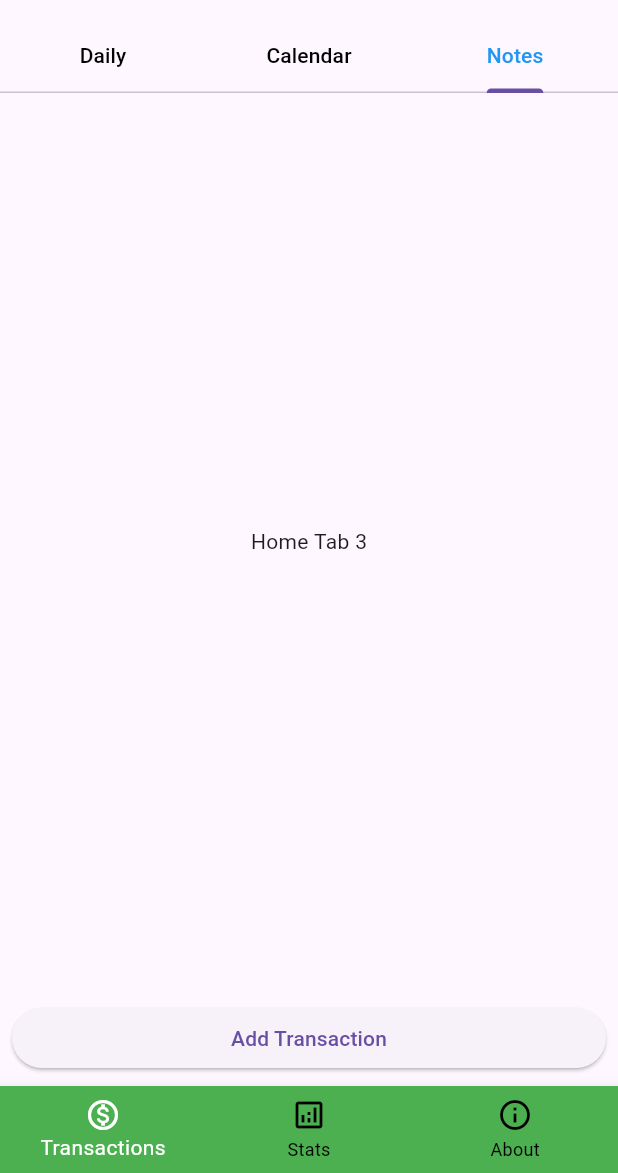
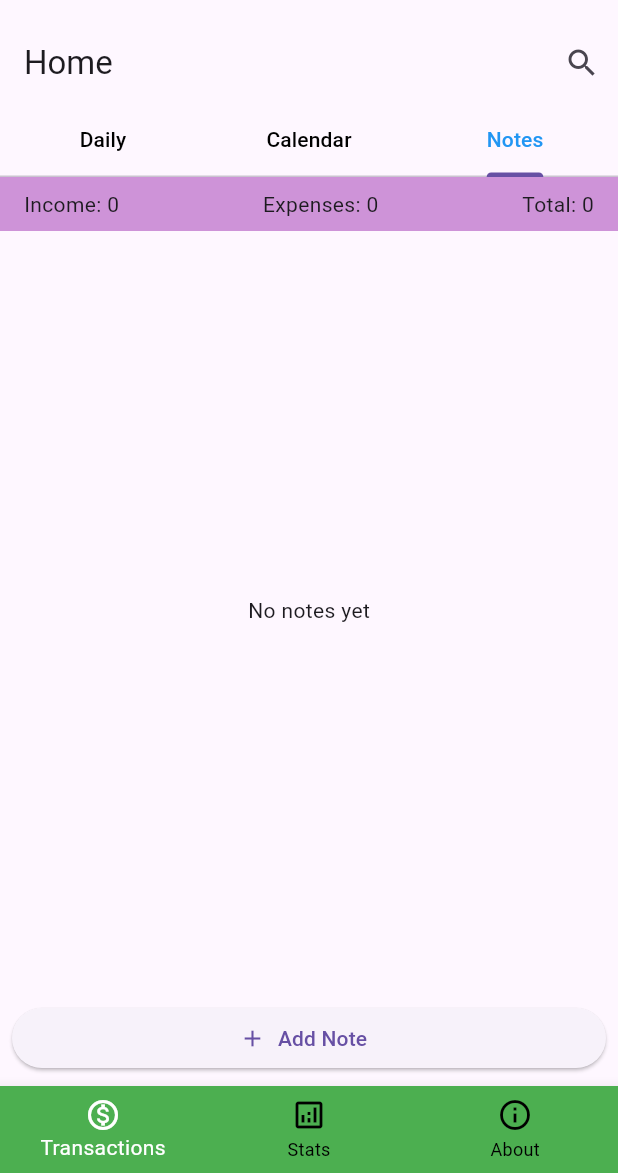
Before and after one commit to mvgelo/Flutter-Project, a Flutter app: the screen it shows after launch, tab 3 chosen, on a phone screen of 412 x 824 dp, the part 63-1236 px from its top. Run offline on Flutter 3.47's test engine with Material 3 defaults, Android fonts, the phone set to English and light mode, and no system bars; our stand-ins replace table_calendar.

Commit message:
Added search.dart and updated transaction.dart

```diff
--- a/lib/transaction.dart
+++ b/lib/transaction.dart
@@ -1,5 +1,6 @@
 import 'package:flutter/material.dart';
 import 'package:table_calendar/table_calendar.dart';
+import 'package:flutter_projecr2/search.dart';
 
 class HomeTab extends StatefulWidget {
   const HomeTab({super.key});
@@ -10,6 +11,17 @@ class HomeTab extends StatefulWidget {
 
 class _HomeTabState extends State<HomeTab> with SingleTickerProviderStateMixin {
   late TabController _tabController;
+
+  final List<String> _dailyItems = [
+    'Salary',
+    'Freelance',
+    'Groceries',
+    'Rent',
+    'Utilities',
+  ];
+
+  // Notes list
+  final List<String> _notes = [];
 
   @override
   void initState() {
@@ -26,9 +38,64 @@ class _HomeTabState extends State<HomeTab> with SingleTickerProviderStateMixin {
     super.dispose();
   }
 
+  // Function to show dialog to add a new note
+  void _addNoteDialog() {
+    String newNote = '';
+    showDialog(
+      context: context,
+      builder: (context) {
+        return AlertDialog(
+          title: Text('Add Note'),
+          content: TextField(
+            autofocus: true,
+            onChanged: (value) {
+              newNote = value;
+            },
+            decoration: InputDecoration(hintText: 'Type your note here'),
+          ),
+          actions: [
+            TextButton(
+              onPressed: () => Navigator.pop(context), // Cancel
+              child: Text('Cancel'),
+            ),
+            ElevatedButton(
+              onPressed: () {
+                if (newNote.isNotEmpty) {
+                  setState(() {
+                    _notes.add(newNote);
+                  });
+                }
+                Navigator.pop(context);
+              },
+              child: Text('Add'),
+            ),
+          ],
+        );
+      },
+    );
+  }
+
   @override
   Widget build(BuildContext context) {
     return Scaffold(
+      appBar: AppBar(
+        title: Text('Home'),
+        actions: [
+          // Search button
+          IconButton(
+            icon: Icon(Icons.search),
+            onPressed: () {
+              // Only show search for Daily tab (optional)
+              if (_tabController.index == 0) {
+                showSearch(
+                  context: context,
+                  delegate: DailySearchDelegate(dailyItems: _dailyItems),
+                );
+              }
+            },
+          ),
+        ],
+      ),
       body: Column(
         children: [
           // Tabs at the top
@@ -44,7 +111,9 @@ class _HomeTabState extends State<HomeTab> with SingleTickerProviderStateMixin {
           ),
 
           // Label below tabs, only for Daily tab
-          if (_tabController.index == 0)
+          if (_tabController.index == 0 ||
+              _tabController.index == 1 ||
+              _tabController.index == 2)
             Container(
               color: Colors.purple[200],
               padding: EdgeInsets.symmetric(vertical: 8, horizontal: 16),
@@ -70,20 +139,54 @@ class _HomeTabState extends State<HomeTab> with SingleTickerProviderStateMixin {
                     ListTile(title: Text("Expenses")),
                   ],
                 ),
-                Center(child: Text("Home Tab 3")),
-                Center(child: Text("Home Tab 3")),
+                TableCalendar(
+                  firstDay: DateTime.utc(2020, 1, 1),
+                  lastDay: DateTime.utc(2030, 12, 31),
+                  focusedDay: DateTime.now(),
+                ),
+                // Notes Tab
+                Column(
+                  children: [
+                    Expanded(
+                      child: _notes.isEmpty
+                          ? Center(child: Text('No notes yet'))
+                          : ListView.builder(
+                              itemCount: _notes.length,
+                              itemBuilder: (context, index) {
+                                return ListTile(
+                                  leading: Icon(Icons.note),
+                                  title: Text(_notes[index]),
+                                );
+                              },
+                            ),
+                    ),
+                    Padding(
+                      padding: const EdgeInsets.all(8.0),
+                      child: SizedBox(
+                        width: double.infinity,
+                        child: ElevatedButton.icon(
+                          icon: Icon(Icons.add),
+                          label: Text('Add Note'),
+                          onPressed: _addNoteDialog,
+                        ),
+                      ),
+                    ),
+                  ],
+                ),
               ],
             ),
           ),
 
           // Button at the bottom
+          // Show button only on Daily (0) and Calendar (1) tabs
+          if (_tabController.index == 0 || _tabController.index == 1)
             Padding(
               padding: const EdgeInsets.all(8.0),
               child: SizedBox(
                 width: double.infinity,
                 child: ElevatedButton(
                   onPressed: () {
-                  print("Button Pressed");
+                    print("Add Transaction Pressed");
                   },
                   child: Text("Add Transaction"),
                 ),
```
Also changed, not shown: lib/search.dart (added, +73 -0 lines). Lines whose indentation alone changed are shown as unchanged.
